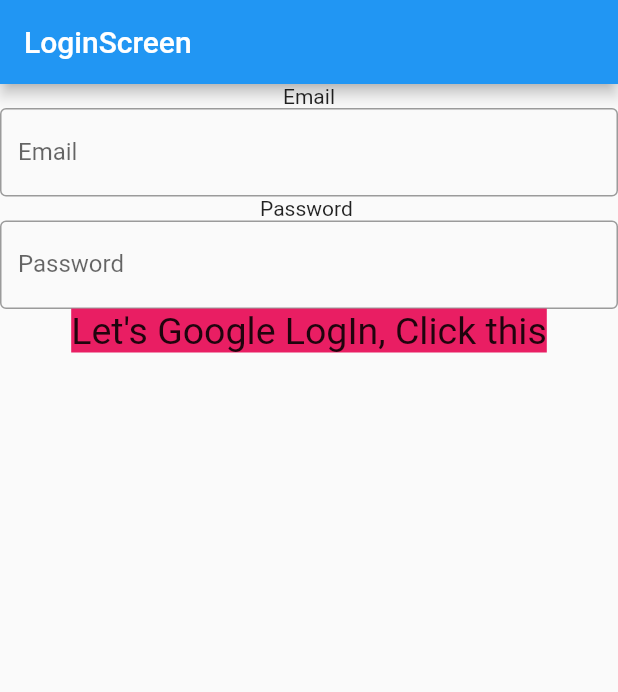
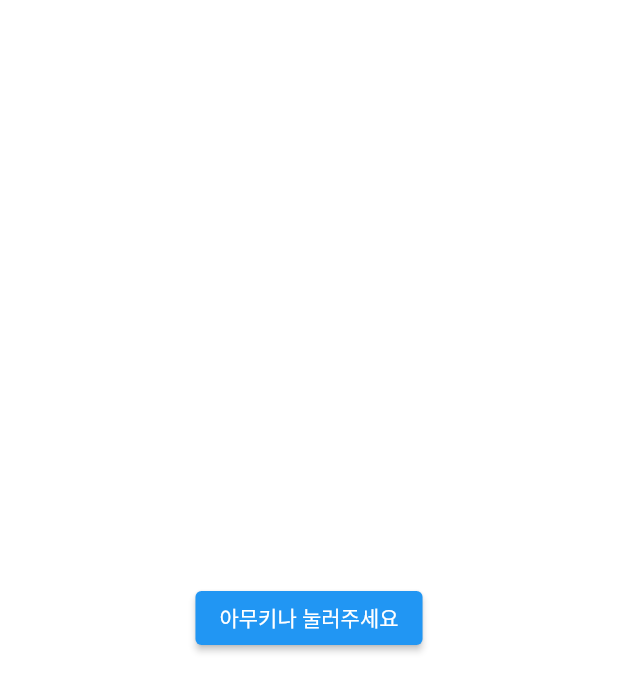
Before and after one commit to juhyeongee/telepathy_flutter, a Flutter app: the screen it shows after launch, on a phone screen of 412 x 824 dp. Shown: the top 692 px of the screen. Run offline on Flutter 3.47's test engine with Material 2 defaults, Android fonts, the phone set to English and light mode, and no system bars; our stand-ins replace firebase_auth, firebase_core, google_sign_in; accounts and stored records are empty.

Commit message:
chore: delete firebase google auth login, and refator screens with router

```diff
--- /dev/null
+++ b/lib/Intro.dart
@@ -0,0 +1,25 @@
+import "package:flutter/material.dart";
+import 'package:telepathy_flutter/LoginScreen.dart';
+
+class IntroScreen extends StatefulWidget {
+  const IntroScreen({super.key});
+
+  @override
+  State<IntroScreen> createState() => _IntroScreenState();
+}
+
+class _IntroScreenState extends State<IntroScreen> {
+  @override
+  Widget build(BuildContext context) {
+    return Container(
+      child: Column(mainAxisAlignment: MainAxisAlignment.center, children: [
+        ElevatedButton(
+            onPressed: () {
+              Navigator.of(context).push(MaterialPageRoute(
+                  builder: (BuildContext context) => LoginScreen()));
+            },
+            child: Text("아무키나 눌러주세요")),
+      ]),
+    );
+  }
+}
--- a/lib/LoginScreen.dart
+++ b/lib/LoginScreen.dart
@@ -1,5 +1,4 @@
 import 'package:flutter/material.dart';
-import 'package:telepathy_flutter/auth_service.dart';
 
 class LoginScreen extends StatefulWidget {
   const LoginScreen({super.key});
@@ -12,30 +11,37 @@
   @override
   Widget build(BuildContext context) {
     return Scaffold(
-        appBar: AppBar(title: Text("LoginScreen")),
-        body: Column(children: [
-          Text("Email"),
-          TextField(
-            obscureText: false,
-            decoration: InputDecoration(
-                border: OutlineInputBorder(), labelText: 'Email'),
-          ),
-          Text("Password "),
-          TextField(
-            obscureText: true,
-            decoration: InputDecoration(
-                border: OutlineInputBorder(), labelText: 'Password'),
-          ),
-          GestureDetector(
-              onTap: () {
-                AuthService().signInWithGoogle();
-              },
-              child: Container(
-                  child: Text("Let's Google LogIn, Click this",
-                      textAlign: TextAlign.center,
-                      style: const TextStyle(
-                          backgroundColor: Colors.pink, fontSize: 25))))
-        ]));
+        backgroundColor: Color(0xff1A1A22),
+        body: Container(
+          width: MediaQuery.of(context).size.width,
+          child: Column(
+              mainAxisAlignment: MainAxisAlignment.center,
+              crossAxisAlignment: CrossAxisAlignment.center,
+              children: [
+                Text("TELEPATHY",
+                    style: TextStyle(
+                        fontSize: 50,
+                        fontFamily: "neodgm",
+                        color: Color(0xff72D4A5))),
+                ElevatedButton(
+                  style: ElevatedButton.styleFrom(
+                      backgroundColor: Colors.amber,
+                      foregroundColor: Colors.black),
+                  onPressed: () {
+                    print("kakao Login");
+                  },
+                  child: Text(
+                    "카카오톡 로그인하기",
+                  ),
+                )
+                //
+                // TextField(
+                //   obscureText: false,
+                //   decoration: InputDecoration(
+                //       border: OutlineInputBorder(), labelText: 'Email'),
+                // ),
+              ]),
+        ));
     ;
   }
 }
--- a/lib/main.dart
+++ b/lib/main.dart
@@ -1,13 +1,12 @@
+import 'package:firebase_auth/firebase_auth.dart';
 import 'package:flutter/material.dart';
 import 'package:firebase_core/firebase_core.dart';
+import 'package:google_sign_in/google_sign_in.dart';
+import 'package:telepathy_flutter/Intro.dart';
 import 'package:telepathy_flutter/LoginScreen.dart';
 import 'firebase_options.dart';
 
 void main() async {
-  WidgetsFlutterBinding.ensureInitialized();
-  await Firebase.initializeApp(
-    options: DefaultFirebaseOptions.currentPlatform,
-  );
   runApp(const MyApp());
 }
 
@@ -17,20 +16,6 @@
   // This widget is the root of your application.
   @override
   Widget build(BuildContext context) {
-    return MaterialApp(
-        title: 'Flutter Demo',
-        theme: ThemeData(
-          // This is the theme of your application.
-          //
-          // Try running your application with "flutter run". You'll see the
-          // application has a blue toolbar. Then, without quitting the app, try
-          // changing the primarySwatch below to Colors.green and then invoke
-          // "hot reload" (press "r" in the console where you ran "flutter run",
-          // or simply save your changes to "hot reload" in a Flutter IDE).
-          // Notice that the counter didn't reset back to zero; the application
-          // is not restarted.
-          primarySwatch: Colors.blue,
-        ),
-        home: LoginScreen());
+    return MaterialApp(title: 'Flutter Demo', home: const IntroScreen());
   }
 }
--- a/pubspec.yaml
+++ b/pubspec.yaml
@@ -66,6 +66,11 @@
   assets:
     - assets/
 
+  fonts:
+    - family: neodgm
+      fonts:
+        - asset: assets/fonts/neodgm.ttf
+
   # An image asset can refer to one or more resolution-specific "variants", see
   # https://flutter.dev/assets-and-images/#resolution-aware
 
```
Also changed, not shown: lib/HomeScreen.dart (+4 -15 lines), lib/auth_service.dart (deleted, +0 -42 lines), assets/fonts/neodgm.ttf (added), 1 other file.
